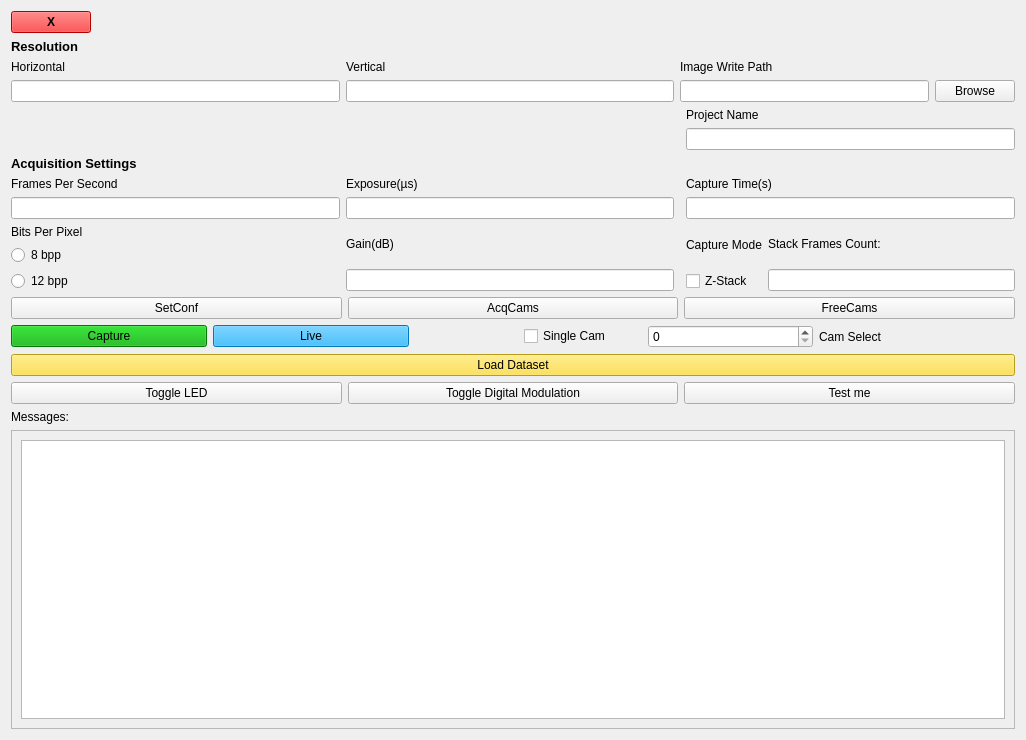
This is src/visualizer/Qt/M25_Widget2_logger.ui in SaraLab-Group/m25-napari as Qt 5 draws it before an edit. The edited form follows.
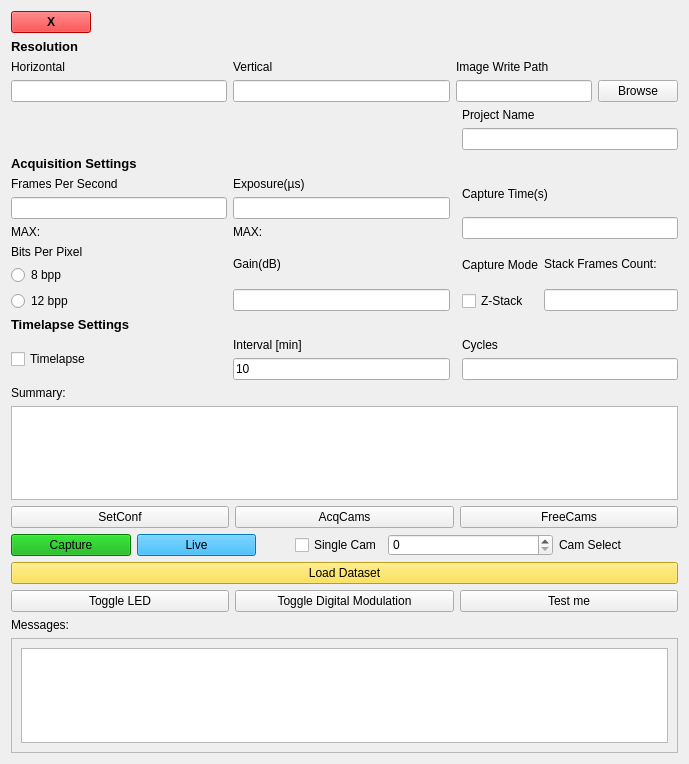
This is the edited form.

```diff
--- a/src/visualizer/Qt/M25_Widget2_logger.ui
+++ b/src/visualizer/Qt/M25_Widget2_logger.ui
@@ -6,8 +6,8 @@
    <rect>
     <x>0</x>
     <y>0</y>
-    <width>1026</width>
-    <height>740</height>
+    <width>689</width>
+    <height>764</height>
    </rect>
   </property>
   <property name="maximumSize">
@@ -20,8 +20,11 @@
    <string>Form</string>
   </property>
   <layout class="QGridLayout" name="gridLayout_2">
-   <item row="2" column="3" rowspan="3">
+   <item row="2" column="3">
     <layout class="QGridLayout" name="gridLayout">
+     <property name="sizeConstraint">
+      <enum>QLayout::SetMinimumSize</enum>
+     </property>
      <item row="0" column="1">
       <layout class="QVBoxLayout" name="verticalLayout_3">
        <item>
@@ -83,6 +86,13 @@
          </property>
         </widget>
        </item>
+       <item>
+        <widget class="QLabel" name="exposure_max_settings">
+         <property name="text">
+          <string>MAX: </string>
+         </property>
+        </widget>
+       </item>
       </layout>
      </item>
      <item row="0" column="2" colspan="2">
@@ -203,6 +213,13 @@
          </property>
         </widget>
        </item>
+       <item>
+        <widget class="QLabel" name="FPS_Max_settings">
+         <property name="text">
+          <string>MAX:</string>
+         </property>
+        </widget>
+       </item>
       </layout>
      </item>
      <item row="4" column="3">
@@ -255,9 +272,179 @@
        </item>
       </layout>
      </item>
+     <item row="6" column="3">
+      <layout class="QVBoxLayout" name="verticalLayout_16">
+       <property name="sizeConstraint">
+        <enum>QLayout::SetMinimumSize</enum>
+       </property>
+       <item>
+        <widget class="QLabel" name="cycles_label">
+         <property name="text">
+          <string>Cycles</string>
+         </property>
+        </widget>
+       </item>
+       <item>
+        <widget class="QLineEdit" name="cycles_linedit"/>
+       </item>
+      </layout>
+     </item>
+     <item row="5" column="0">
+      <widget class="QLabel" name="timelapse_label">
+       <property name="font">
+        <font>
+         <pointsize>10</pointsize>
+         <weight>75</weight>
+         <bold>true</bold>
+        </font>
+       </property>
+       <property name="text">
+        <string>Timelapse Settings</string>
+       </property>
+      </widget>
+     </item>
+     <item row="6" column="1">
+      <layout class="QVBoxLayout" name="verticalLayout_15">
+       <property name="spacing">
+        <number>6</number>
+       </property>
+       <property name="sizeConstraint">
+        <enum>QLayout::SetMinimumSize</enum>
+       </property>
+       <item>
+        <widget class="QLabel" name="interval_label">
+         <property name="text">
+          <string>Interval [min]</string>
+         </property>
+        </widget>
+       </item>
+       <item>
+        <widget class="QLineEdit" name="interval_linedit">
+         <property name="text">
+          <string>10</string>
+         </property>
+        </widget>
+       </item>
+      </layout>
+     </item>
+     <item row="6" column="0">
+      <widget class="QCheckBox" name="timelapse_check">
+       <property name="text">
+        <string>Timelapse</string>
+       </property>
+      </widget>
+     </item>
     </layout>
    </item>
    <item row="6" column="3">
+    <layout class="QHBoxLayout" name="horizontalLayout">
+     <item>
+      <widget class="QPushButton" name="ConfButton">
+       <property name="text">
+        <string>SetConf</string>
+       </property>
+      </widget>
+     </item>
+     <item>
+      <widget class="QPushButton" name="AcquireCamsButton">
+       <property name="text">
+        <string>AcqCams</string>
+       </property>
+      </widget>
+     </item>
+     <item>
+      <widget class="QPushButton" name="ReleaseCamsButton">
+       <property name="text">
+        <string>FreeCams</string>
+       </property>
+      </widget>
+     </item>
+    </layout>
+   </item>
+   <item row="3" column="3">
+    <widget class="QLabel" name="summary_label">
+     <property name="text">
+      <string>Summary:</string>
+     </property>
+    </widget>
+   </item>
+   <item row="8" column="3">
+    <widget class="QPushButton" name="loadBtn">
+     <property name="styleSheet">
+      <string notr="true">background-color: rgb(255, 220, 42);</string>
+     </property>
+     <property name="text">
+      <string>Load Dataset</string>
+     </property>
+    </widget>
+   </item>
+   <item row="1" column="3">
+    <widget class="QLabel" name="ResolutionLabel">
+     <property name="font">
+      <font>
+       <pointsize>10</pointsize>
+       <weight>75</weight>
+       <bold>true</bold>
+      </font>
+     </property>
+     <property name="text">
+      <string>Resolution</string>
+     </property>
+    </widget>
+   </item>
+   <item row="0" column="3">
+    <layout class="QGridLayout" name="gridLayout_3">
+     <item row="0" column="1">
+      <spacer name="horizontalSpacer">
+       <property name="orientation">
+        <enum>Qt::Horizontal</enum>
+       </property>
+       <property name="sizeHint" stdset="0">
+        <size>
+         <width>0</width>
+         <height>0</height>
+        </size>
+       </property>
+      </spacer>
+     </item>
+     <item row="0" column="0">
+      <widget class="QPushButton" name="exitBtn">
+       <property name="sizePolicy">
+        <sizepolicy hsizetype="Fixed" vsizetype="Minimum">
+         <horstretch>0</horstretch>
+         <verstretch>0</verstretch>
+        </sizepolicy>
+       </property>
+       <property name="minimumSize">
+        <size>
+         <width>0</width>
+         <height>0</height>
+        </size>
+       </property>
+       <property name="font">
+        <font>
+         <weight>75</weight>
+         <bold>true</bold>
+         <strikeout>false</strikeout>
+        </font>
+       </property>
+       <property name="styleSheet">
+        <string notr="true">background-color: rgb(255, 0, 0);</string>
+       </property>
+       <property name="text">
+        <string>X</string>
+       </property>
+       <property name="iconSize">
+        <size>
+         <width>5</width>
+         <height>5</height>
+        </size>
+       </property>
+      </widget>
+     </item>
+    </layout>
+   </item>
+   <item row="7" column="3">
     <layout class="QHBoxLayout" name="horizontalLayout_3">
      <item>
       <widget class="QPushButton" name="CapturePushButton">
@@ -336,73 +523,32 @@
      </item>
     </layout>
    </item>
-   <item row="0" column="3">
-    <layout class="QGridLayout" name="gridLayout_3">
-     <item row="0" column="1">
-      <spacer name="horizontalSpacer">
-       <property name="orientation">
-        <enum>Qt::Horizontal</enum>
+   <item row="10" column="3">
+    <layout class="QHBoxLayout" name="horizontalLayout_5">
+     <item>
+      <widget class="QPushButton" name="toggleLED">
+       <property name="text">
+        <string>Toggle LED</string>
        </property>
-       <property name="sizeHint" stdset="0">
-        <size>
-         <width>0</width>
-         <height>0</height>
-        </size>
-       </property>
-      </spacer>
+      </widget>
      </item>
-     <item row="0" column="0">
-      <widget class="QPushButton" name="exitBtn">
-       <property name="sizePolicy">
-        <sizepolicy hsizetype="Fixed" vsizetype="Minimum">
-         <horstretch>0</horstretch>
-         <verstretch>0</verstretch>
-        </sizepolicy>
-       </property>
-       <property name="minimumSize">
-        <size>
-         <width>0</width>
-         <height>0</height>
-        </size>
-       </property>
-       <property name="font">
-        <font>
-         <weight>75</weight>
-         <bold>true</bold>
-         <strikeout>false</strikeout>
-        </font>
-       </property>
-       <property name="styleSheet">
-        <string notr="true">background-color: rgb(255, 0, 0);</string>
-       </property>
+     <item>
+      <widget class="QPushButton" name="toggleDM">
        <property name="text">
-        <string>X</string>
+        <string>Toggle Digital Modulation</string>
        </property>
-       <property name="iconSize">
-        <size>
-         <width>5</width>
-         <height>5</height>
-        </size>
+      </widget>
+     </item>
+     <item>
+      <widget class="QPushButton" name="testBtn">
+       <property name="text">
+        <string>Test me</string>
        </property>
       </widget>
      </item>
     </layout>
    </item>
-   <item row="1" column="3">
-    <widget class="QLabel" name="ResolutionLabel">
-     <property name="font">
-      <font>
-       <pointsize>10</pointsize>
-       <weight>75</weight>
-       <bold>true</bold>
-      </font>
-     </property>
-     <property name="text">
-      <string>Resolution</string>
-     </property>
-    </widget>
-   </item>
-   <item row="12" column="3">
+   <item row="13" column="3">
     <layout class="QVBoxLayout" name="verticalLayout_13">
      <item>
       <widget class="QLabel" name="MsgLabel">
@@ -421,8 +567,8 @@
          <rect>
           <x>0</x>
           <y>0</y>
-          <width>1004</width>
-          <height>287</height>
+          <width>667</width>
+          <height>108</height>
          </rect>
         </property>
         <layout class="QVBoxLayout" name="verticalLayout">
@@ -439,66 +585,13 @@
      </item>
     </layout>
    </item>
-   <item row="7" column="3">
-    <widget class="QPushButton" name="loadBtn">
-     <property name="styleSheet">
-      <string notr="true">background-color: rgb(255, 220, 42);</string>
-     </property>
-     <property name="text">
-      <string>Load Dataset</string>
+   <item row="4" column="3">
+    <widget class="QTextEdit" name="summary_texEdit">
+     <property name="readOnly">
+      <bool>true</bool>
      </property>
     </widget>
    </item>
-   <item row="5" column="3">
-    <layout class="QHBoxLayout" name="horizontalLayout">
-     <item>
-      <widget class="QPushButton" name="ConfButton">
-       <property name="text">
-        <string>SetConf</string>
-       </property>
-      </widget>
-     </item>
-     <item>
-      <widget class="QPushButton" name="AcquireCamsButton">
-       <property name="text">
-        <string>AcqCams</string>
-       </property>
-      </widget>
-     </item>
-     <item>
-      <widget class="QPushButton" name="ReleaseCamsButton">
-       <property name="text">
-        <string>FreeCams</string>
-       </property>
-      </widget>
-     </item>
-    </layout>
-   </item>
-   <item row="9" column="3">
-    <layout class="QHBoxLayout" name="horizontalLayout_5">
-     <item>
-      <widget class="QPushButton" name="toggleLED">
-       <property name="text">
-        <string>Toggle LED</string>
-       </property>
-      </widget>
-     </item>
-     <item>
-      <widget class="QPushButton" name="toggleDM">
-       <property name="text">
-        <string>Toggle Digital Modulation</string>
-       </property>
-      </widget>
-     </item>
-     <item>
-      <widget class="QPushButton" name="testBtn">
-       <property name="text">
-        <string>Test me</string>
-       </property>
-      </widget>
-     </item>
-    </layout>
-   </item>
   </layout>
  </widget>
  <resources/>
```
Left out of the diff: 42 changed lines with no effect on the pictures.
